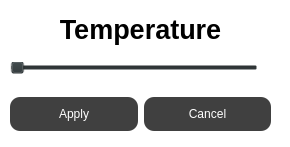
Qt form client/UI/temperature.ui (Inso4ka/CL-system) before a commit.
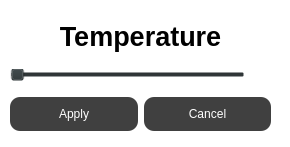
The same form after that commit. Icons and pictures are not drawn.

```diff
--- a/client/UI/temperature.ui
+++ b/client/UI/temperature.ui
@@ -27,7 +27,7 @@
      <height>151</height>
     </rect>
    </property>
-   <widget class="QWidget" name="">
+   <widget class="QWidget" name="layoutWidget">
     <property name="geometry">
      <rect>
       <x>10</x>
@@ -75,9 +75,27 @@
         </widget>
        </item>
        <item>
-        <widget class="QLabel" name="m_temperature_lbl">
-         <property name="text">
-          <string/>
+        <widget class="QLineEdit" name="m_temperature_le">
+         <property name="maximumSize">
+          <size>
+           <width>20</width>
+           <height>16777215</height>
+          </size>
+         </property>
+         <property name="styleSheet">
+          <string notr="true">background-color: rgba(0, 0, 0, 0);
+border: none;
+color:rgba(255, 255, 255, 230);
+padding-bottom: 7px;</string>
+         </property>
+         <property name="dragEnabled">
+          <bool>false</bool>
+         </property>
+         <property name="placeholderText">
+          <string>0</string>
+         </property>
+         <property name="clearButtonEnabled">
+          <bool>false</bool>
          </property>
         </widget>
        </item>
```
